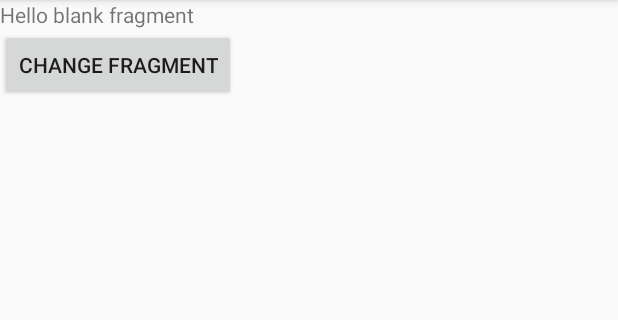
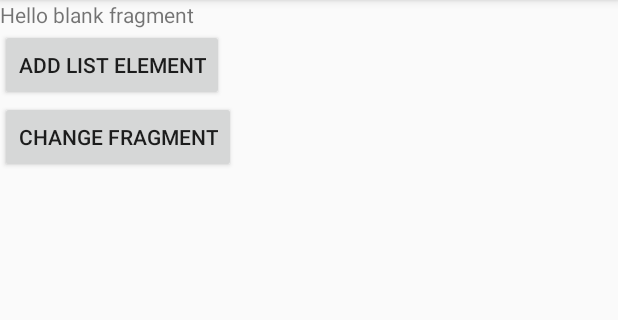
Before and after one commit to ivanebernal/Android, an Android app: the DisplayMessageActivity screen opened directly, with no data from a screen before it, on a phone screen of 412 x 824 dp, the part 84-404 px from its top. Run offline under Robolectric (Android 15) with nearby library versions, the phone set to English and light mode, and no system bars.

Commit message:
Fragments

```diff
--- a/LaMejorAppDelMundo/app/src/main/java/com/ivanebernal/lamejorappdelmundo/MyFragment.java
+++ b/LaMejorAppDelMundo/app/src/main/java/com/ivanebernal/lamejorappdelmundo/MyFragment.java
@@ -7,6 +7,8 @@ import android.support.v4.app.Fragment;
 import android.view.LayoutInflater;
 import android.view.View;
 import android.view.ViewGroup;
+
+import java.util.ArrayList;
 
 
 /**
@@ -66,13 +68,12 @@ public class MyFragment extends Fragment {
         // Inflate the layout for this fragment
         return inflater.inflate(R.layout.fragment_my, container, false);
     }
-
-    // TODO: Rename method, update argument and hook method into UI event
-    public void onButtonPressed(Uri uri) {
-        if (mListener != null) {
-            mListener.onFragmentInteraction(uri);
-        }
-    }
+//
+//    public void onButtonPressed(ArrayList<String> list) {
+//        if (mListener != null) {
+//            mListener.onMyFragmentInteraction(list);
+//        }
+//    }
 
     @Override
     public void onAttach(Context context) {
@@ -103,6 +104,7 @@ public class MyFragment extends Fragment {
      */
     public interface OnFragmentInteractionListener {
         // TODO: Update argument type and name
-        void onFragmentInteraction(Uri uri);
+        void onMyFragmentInteraction(ArrayList<String> list);
+        void onCreateMyFragment();
     }
 }
--- a/LaMejorAppDelMundo/app/src/main/res/layout/fragment_my.xml
+++ b/LaMejorAppDelMundo/app/src/main/res/layout/fragment_my.xml
@@ -5,9 +5,24 @@
     tools:context="com.ivanebernal.lamejorappdelmundo.MyFragment">
 
     <!-- TODO: Update blank fragment layout -->
-    <TextView
-        android:layout_width="match_parent"
-        android:layout_height="match_parent"
-        android:text="@string/hello_blank_fragment" />
+    <LinearLayout
+        android:layout_width="wrap_content"
+        android:layout_height="wrap_content"
+        android:orientation="vertical">
+        <TextView
+            android:layout_width="match_parent"
+            android:layout_height="match_parent"
+            android:text="@string/hello_blank_fragment" />
+        <!--<ImageView
+            android:layout_width="wrap_content"
+            android:layout_height="wrap_content"
+            android:src="@drawable/alejo"/>-->
+        <Button
+            android:layout_width="wrap_content"
+            android:layout_height="wrap_content"
+            android:text="@string/button_in_fragment"
+            android:id="@+id/button_fragment"
+            android:onClick=""/>
 
+    </LinearLayout>
 </FrameLayout>
--- a/LaMejorAppDelMundo/app/src/main/res/values/strings.xml
+++ b/LaMejorAppDelMundo/app/src/main/res/values/strings.xml
@@ -10,5 +10,7 @@
     <string name="hello_blank_fragment">Hello blank fragment</string>
     <string name="hello_blank_fragment_2">Changed fragment</string>
     <string name="button_fragment">Change Fragment</string>
+    <string name="element_list">First element</string>
+    <string name="button_in_fragment">Add list element</string>
 
 </resources>
```
Also changed, not shown: LaMejorAppDelMundo/app/src/main/java/com/ivanebernal/lamejorappdelmundo/ChangedFragment.java (+26 -8 lines), LaMejorAppDelMundo/app/src/main/java/com/ivanebernal/lamejorappdelmundo/DisplayMessageActivity.java (+29 -14 lines), LaMejorAppDelMundo/app/src/main/res/layout/fragment_changed.xml (+10 -0 lines), DataBindingExample/gradle/wrapper/gradle-wrapper.properties (added), LaMejorAppDelMundo/app/src/main/res/drawable-hdpi/alejo.png (added), LaMejorAppDelMundo/app/src/main/res/drawable-hdpi/link.png (added), LaMejorAppDelMundo/app/src/main/res/drawable-mdpi/alejo.png (added), LaMejorAppDelMundo/app/src/main/res/drawable-mdpi/link.png (added), LaMejorAppDelMundo/app/src/main/res/drawable-xhdpi/alejo.png (added), LaMejorAppDelMundo/app/src/main/res/drawable-xxhdpi/alejo.png (added), LaMejorAppDelMundo/app/src/main/res/drawable-xxxhdpi/alejo.png (added), 7 other files.
